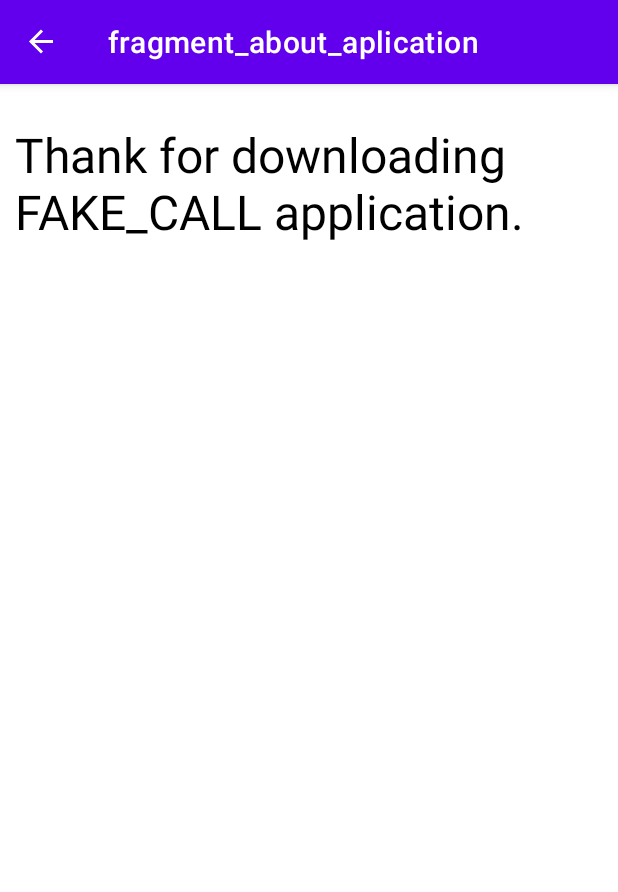
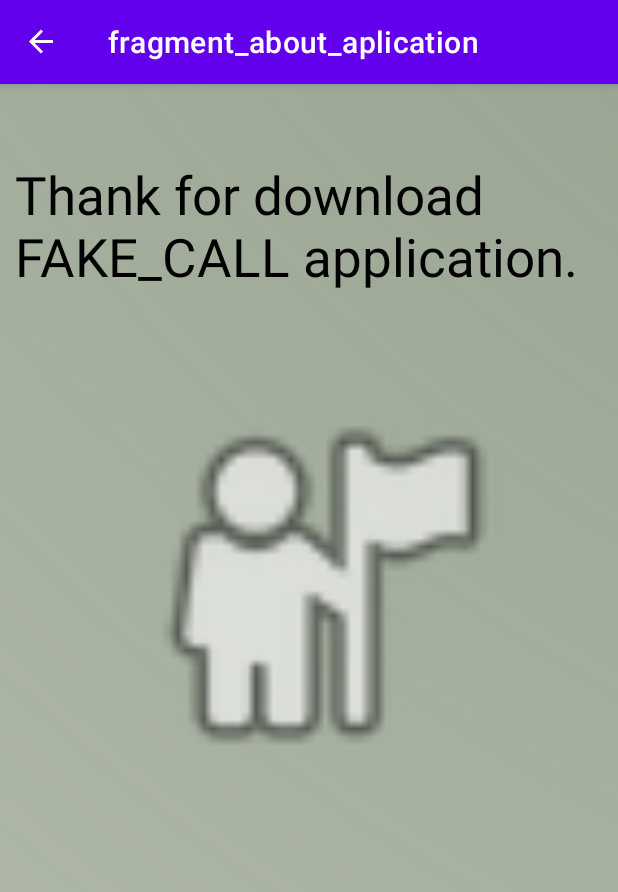
Before and after one commit to martinUhrina/Fake_call, an Android app: the about_aplication screen opened through its navigation route, on a phone screen of 412 x 824 dp. Shown: the top 892 px of the screen. Run offline under Robolectric (Android 15) with nearby library versions, the light colour scheme and no system bars; our stand-ins replace data binding, navigation-ui; Roboto replaces fonts that are not available here.

```diff
--- a/app/src/main/AndroidManifest.xml
+++ b/app/src/main/AndroidManifest.xml
@@ -23,7 +23,8 @@
         android:roundIcon="@mipmap/ic_launcher_round"
         android:supportsRtl="true"
         android:theme="@style/Theme.FAKE_CALL">
-        <activity android:name=".MainActivity">
+        <activity android:name=".MainActivity"
+                   android:screenOrientation="locked">
             <intent-filter>
                 <action android:name="android.intent.action.MAIN" />
 
@@ -31,7 +32,8 @@
             </intent-filter>
 
         </activity>
-        <activity android:name=".FakeCallRinging"></activity>
+        <activity android:name=".FakeCallRinging"
+                  android:screenOrientation="locked"></activity>
         <service android:name=".CallService"/>
         <meta-data
             android:name="preloaded_fonts"
--- a/app/src/main/res/layout/fragment_about_aplication.xml
+++ b/app/src/main/res/layout/fragment_about_aplication.xml
@@ -6,22 +6,32 @@
     android:layout_height="match_parent"
     tools:context=".about_aplication">
 
+    <ImageView
+        android:id="@+id/imageView"
+        android:layout_width="match_parent"
+        android:layout_height="match_parent"
+        android:scaleType="center"
+        android:src="@drawable/ic_pozadiefakecall2_1" />
 
     <TextView
         android:layout_width="match_parent"
         android:layout_height="wrap_content"
         android:layout_marginLeft="10dp"
-        android:layout_marginTop="25dp"
+        android:layout_marginTop="50dp"
         android:layout_marginRight="10dp"
         android:fontFamily="@font/amarante"
-        android:text="Thank for downloading FAKE_CALL application."
+        android:text="@string/thanks_abobut_fragment"
         android:textColor="@color/black"
-        android:textSize="32dp" />
+        android:textSize="35sp" />
 
     <ImageView
         android:id="@+id/imageView2"
-        android:layout_width="wrap_content"
-        android:layout_height="wrap_content"
-        tools:src="@tools:sample/backgrounds/scenic" />
+        android:layout_width="277dp"
+        android:layout_height="318dp"
+        android:contentDescription="ide o obrazok"
+android:layout_marginLeft="75dp"
+        android:layout_marginTop="175dp"
+        android:src="@android:drawable/ic_menu_myplaces" />
+
 
 </FrameLayout>
--- a/app/src/main/res/layout/fragment_welcome.xml
+++ b/app/src/main/res/layout/fragment_welcome.xml
@@ -49,9 +49,12 @@
             android:ems="10"
             android:hint="number"
             android:inputType="number"
+            android:shadowColor="@color/black"
             android:textAlignment="center"
             android:textColor="@color/black"
+            android:textColorHighlight="@color/black"
             android:textColorHint="@color/black"
+            android:textColorLink="@color/black"
             android:textSize="25dp" />
 
         <ImageView
--- a/app/src/main/res/menu/menu_welcome.xml
+++ b/app/src/main/res/menu/menu_welcome.xml
@@ -3,4 +3,7 @@
 
     <item android:title="About Aplication"
         android:id="@+id/about_aplication2"/>
+    <item android:title="History"
+        android:id="@+id/history2"
+        ></item>
 </menu>
--- a/app/src/main/res/navigation/navigation.xml
+++ b/app/src/main/res/navigation/navigation.xml
@@ -33,4 +33,9 @@
         android:name="com.example.fake_call.about_aplication"
         android:label="fragment_about_aplication"
         tools:layout="@layout/fragment_about_aplication" />
+    <fragment
+        android:id="@+id/history2"
+        android:name="com.example.fake_call.history"
+        android:label="fragment_history"
+        tools:layout="@layout/fragment_history" />
 </navigation>
--- a/app/src/main/res/values/strings.xml
+++ b/app/src/main/res/values/strings.xml
@@ -2,4 +2,5 @@
     <string name="app_name">FAKE_CALL</string>
     <!-- TODO: Remove or change this placeholder text -->
     <string name="hello_blank_fragment">Hello blank fragment</string>
+    <string name="thanks_abobut_fragment">Thank for download FAKE_CALL application.</string>
 </resources>
```
Also changed, not shown: app/src/main/java/com/example/fake_call/history.kt (added, +57 -0 lines), app/src/main/res/layout/fragment_history.xml (added, +15 -0 lines).
